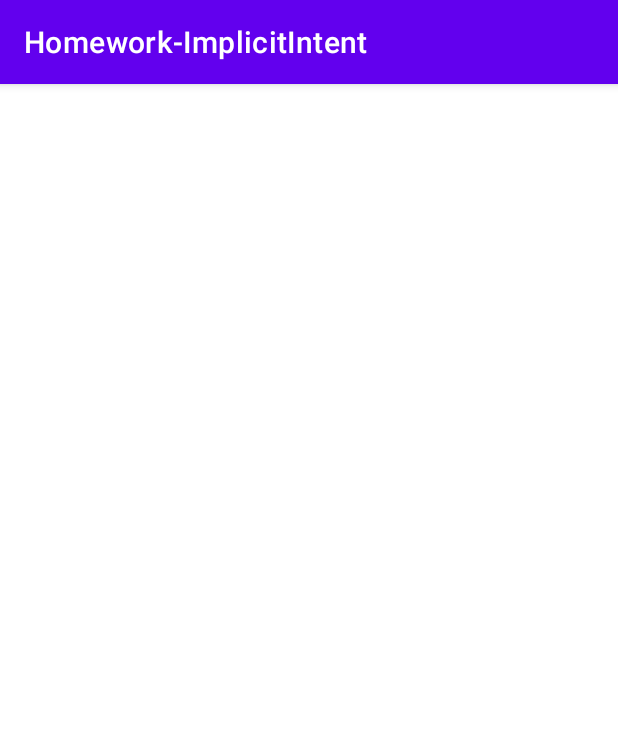
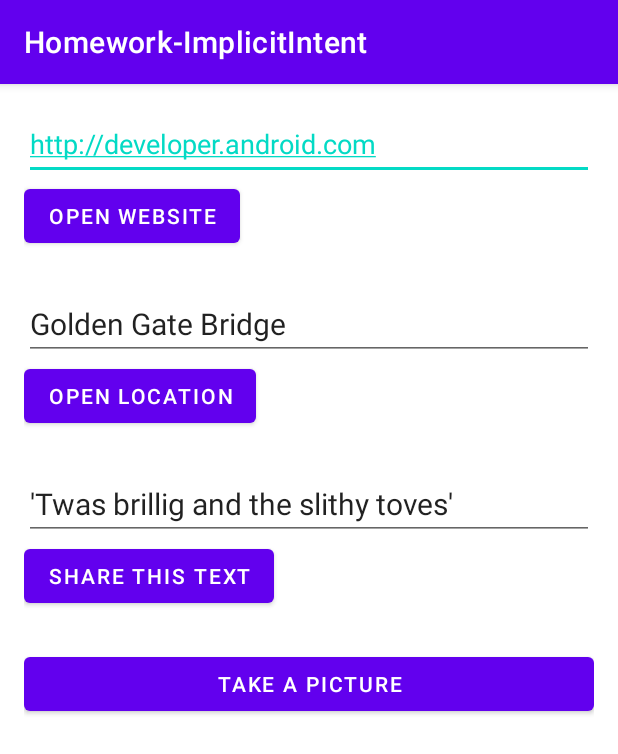
Before and after one commit to VictoriaRydina/HW-Implici-Iintent, an Android app: the screen it shows after launch (MainActivity), on a phone screen of 412 x 824 dp. Shown: the top 754 px of the screen. Run offline under Robolectric (Android 15) with nearby library versions, the phone set to English and light mode, and no system bars.

Commit message:
When the Button is clicked, launch a camera app to take a picture

```diff
--- a/app/src/main/AndroidManifest.xml
+++ b/app/src/main/AndroidManifest.xml
@@ -1,6 +1,6 @@
 <?xml version="1.0" encoding="utf-8"?>
 <manifest xmlns:android="http://schemas.android.com/apk/res/android"
-    package="com.example.homework_implicitintent">
+    package="com.example.homework_implicitintent" >
 
     <application
         android:allowBackup="true"
@@ -8,7 +8,7 @@
         android:label="@string/app_name"
         android:roundIcon="@mipmap/ic_launcher_round"
         android:supportsRtl="true"
-        android:theme="@style/Theme.HomeworkImplicitIntent">
+        android:theme="@style/Theme.HomeworkImplicitIntent" >
         <activity
             android:name=".MainActivity"
             android:exported="true">
--- a/app/src/main/res/layout/activity_main.xml
+++ b/app/src/main/res/layout/activity_main.xml
@@ -1,7 +1,63 @@
 <?xml version="1.0" encoding="utf-8"?>
-<androidx.constraintlayout.widget.ConstraintLayout xmlns:android="http://schemas.android.com/apk/res/android"
+<LinearLayout xmlns:android="http://schemas.android.com/apk/res/android"
     xmlns:app="http://schemas.android.com/apk/res-auto"
     xmlns:tools="http://schemas.android.com/tools"
     android:layout_width="match_parent"
     android:layout_height="match_parent"
-    tools:context=".MainActivity"/>
+    android:orientation="vertical"
+    android:padding="16dp"
+    tools:context=".MainActivity">
+
+    <EditText
+        android:id="@+id/website_edittext"
+        android:layout_width="match_parent"
+        android:layout_height="wrap_content"
+        android:autoLink="web"
+        android:minHeight="48dp"
+        android:text="@string/edittext_uri" />
+
+    <Button
+        android:id="@+id/open_website_button"
+        android:layout_width="wrap_content"
+        android:layout_height="wrap_content"
+        android:layout_marginBottom="24dp"
+        android:onClick="openWebsite"
+        android:text="@string/button_uri" />
+
+    <EditText
+        android:id="@+id/location_edittext"
+        android:layout_width="match_parent"
+        android:layout_height="wrap_content"
+        android:text="@string/edittext_loc"
+        android:textSize="20sp" />
+
+    <Button
+        android:id="@+id/open_location_button"
+        android:layout_width="wrap_content"
+        android:layout_height="wrap_content"
+        android:layout_marginBottom="24dp"
+        android:onClick="openLocation"
+        android:text="@string/button_loc" />
+
+    <EditText
+        android:id="@+id/share_edittext"
+        android:layout_width="match_parent"
+        android:layout_height="wrap_content"
+        android:text="@string/edittext_share"
+        android:textSize="20sp" />
+
+    <Button
+        android:id="@+id/share_text_button"
+        android:layout_width="wrap_content"
+        android:layout_height="wrap_content"
+        android:layout_marginBottom="24dp"
+        android:onClick="shareText"
+        android:text="@string/button_share" />
+
+    <Button
+        android:id="@+id/button"
+        android:layout_width="match_parent"
+        android:layout_height="wrap_content"
+        android:onClick="takePicture"
+        android:text="@string/take_a_picture" />
+</LinearLayout>
--- a/app/src/main/res/values/strings.xml
+++ b/app/src/main/res/values/strings.xml
@@ -1,3 +1,11 @@
 <resources>
     <string name="app_name">Homework-ImplicitIntent</string>
+    <string name="edittext_uri">http://developer.android.com</string>
+    <string name="button_uri">Open Website</string>
+    <string name="edittext_loc">Golden Gate Bridge</string>
+    <string name="button_loc">Open Location</string>
+    <string name="edittext_share">\'Twas brillig and the slithy toves\'</string>
+    <string name="button_share">Share This Text</string>
+    <string name="setChooserTitle">\"Share this text with: \"</string>
+    <string name="take_a_picture">Take a picture</string>
 </resources>
```
Also changed, not shown: app/src/main/java/com/example/homework_implicitintent/MainActivity.kt (+59 -1 lines).
